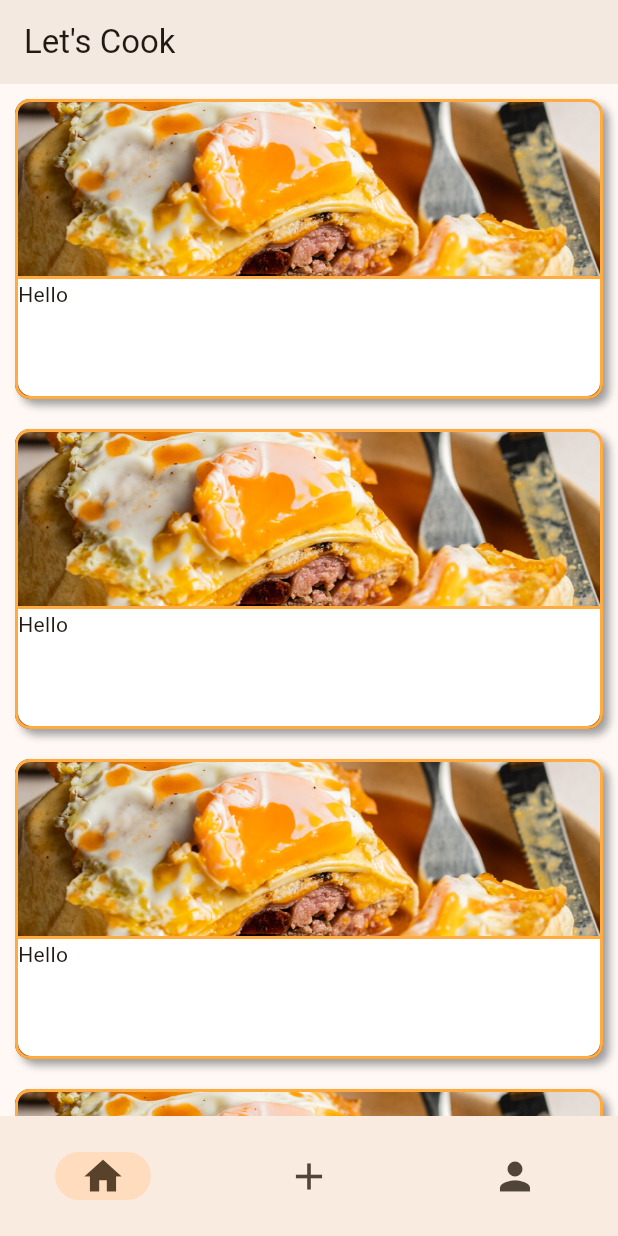
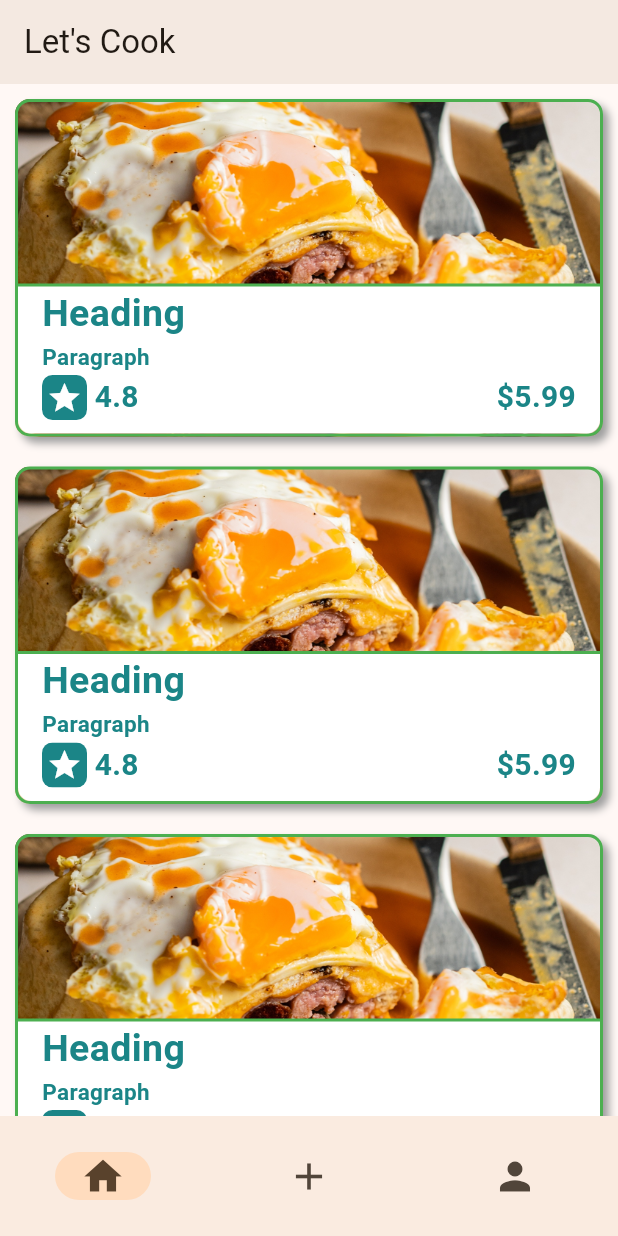
Before and after one commit to HenriqueSFernandes/Lets-Cook, a Flutter app: the screen it shows after launch, on a phone screen of 412 x 824 dp. Run offline on Flutter 3.47's test engine with Material 3 defaults, Android fonts, the light colour scheme and no system bars.

Commit message:
now green

```diff
--- a/lib/Product/Product.dart
+++ b/lib/Product/Product.dart
@@ -4,6 +4,7 @@ class Product extends StatelessWidget {
   String userName;
   String dishName;
   double price;
+  static const Color aquaGreen = Color(0xFF1B8587);
 
   Product(
       {required this.userName,
@@ -15,12 +16,12 @@ class Product extends StatelessWidget {
   Widget build(BuildContext context) {
     return Container(
       width: 300,
-      height: 200,
+      height: 225,
       margin: const EdgeInsets.all(10),
       decoration: BoxDecoration(
         borderRadius: const BorderRadius.all(Radius.circular(10)),
         border: Border.all(
-          color: Colors.orangeAccent,
+          color: Colors.green,
           width: 2,
         ),
         boxShadow: const [
@@ -40,7 +41,7 @@ class Product extends StatelessWidget {
         children: [
           Container(
             width: double.infinity,
-            height: 80,
+            height: 100,
             decoration: BoxDecoration(
               color: Colors.white,
               borderRadius: BorderRadius.only(
@@ -49,11 +50,81 @@ class Product extends StatelessWidget {
               border: Border(
                 top: BorderSide(
                   width: 2,
-                  color: Colors.orangeAccent,
+                  color: Colors.green,
                 ),
               ),
             ),
-            child: Text("Hello"),
+            child: Column(
+              crossAxisAlignment: CrossAxisAlignment.start,
+              children: [
+                Padding(
+                  padding: const EdgeInsets.symmetric(horizontal: 16.0, vertical: 0.0), // Adjusted padding
+                  child: Text(
+                    "Heading",
+                    style: TextStyle(
+                      fontSize: 25,
+                      color: aquaGreen,
+                      fontWeight: FontWeight.bold,
+                    ),
+                  ),
+                ),
+                Padding(
+                  padding: const EdgeInsets.symmetric(horizontal: 16.0, vertical: 0.0), // Adjusted padding
+                  child: Text(
+                    "Paragraph",
+                    style: TextStyle(
+                      color: aquaGreen,
+                      fontSize: 15,
+                      fontWeight: FontWeight.bold,
+                    ),
+                  ),
+                ),
+                Row(
+                  mainAxisAlignment: MainAxisAlignment.spaceBetween,
+                  children: [
+                    Padding(
+                      padding: const EdgeInsets.symmetric(horizontal: 16.0, vertical: 2.0),
+                      child: Row(
+                        children: [
+                          ClipRRect(
+                            borderRadius: BorderRadius.circular(7),
+                            child: Container(
+                              width: 30,
+                              height: 30,
+                              color: aquaGreen,
+                              child: Icon(
+                                Icons.star,
+                                color: Colors.white,
+                              ),
+                            ),
+                          ),
+                          SizedBox(width: 5), // Add spacing between star icon and text
+                          Text(
+                            "4.8", // Convert the rating to string
+                            style: TextStyle(
+                              fontSize: 20,
+                              color: aquaGreen,
+                              fontWeight: FontWeight.bold,
+                            ),
+                          ),
+                        ],
+                      ),
+                    ),
+                    Padding(
+                      padding: const EdgeInsets.symmetric(horizontal: 16.0),
+                      child: Text(
+                        "\$$price",
+                        style: TextStyle(
+                          fontSize: 20,
+                          fontWeight: FontWeight.bold,
+                          color: aquaGreen,
+                        ),
+                      ),
+                    ),
+                  ],
+                ),
+              ],
+            ),
           ),
         ],
       ),
```
Also changed, not shown: pubspec.lock.
